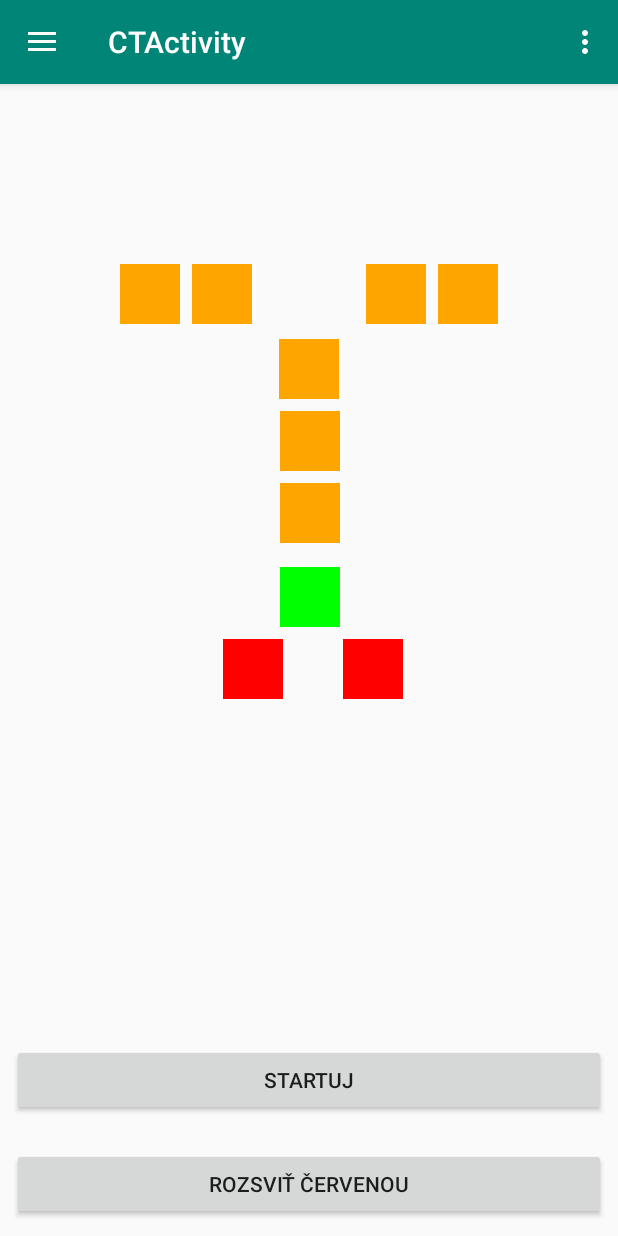
After one commit to vojtahaj/CTApplication, an Android app: the fragment CTFragment placed in its activity, on a phone screen of 412 x 824 dp. The commit adds this screen. Run offline under Robolectric (Android 15) with nearby library versions, the light colour scheme and no system bars.

Commit message:
Socket
vytvoreni socketu pro pripojeni k TCP Serveru
nefunguje prijimani ze serveru

```diff
--- a/app/build.gradle
+++ b/app/build.gradle
@@ -30,4 +30,5 @@ dependencies {
     testImplementation 'junit:junit:4.12'
     androidTestImplementation 'com.android.support.test:runner:1.0.2'
     androidTestImplementation 'com.android.support.test.espresso:espresso-core:3.0.2'
+    implementation 'org.jetbrains:annotations-java5:15.0'
 }
--- a/app/src/main/AndroidManifest.xml
+++ b/app/src/main/AndroidManifest.xml
@@ -24,6 +24,7 @@
                 <category android:name="android.intent.category.LAUNCHER" />
             </intent-filter>
         </activity>
+        <service android:name=".utils.SocketService" />
     </application>
 
 </manifest>
--- a/app/src/main/java/umte/fim/uhk/cz/ctapplication/CTActivity.java
+++ b/app/src/main/java/umte/fim/uhk/cz/ctapplication/CTActivity.java
@@ -2,34 +2,31 @@ package umte.fim.uhk.cz.ctapplication;
 
 import android.content.Intent;
 import android.os.Bundle;
+import android.support.design.widget.NavigationView;
 import android.support.v4.app.Fragment;
 import android.support.v4.app.FragmentManager;
 import android.support.v4.app.FragmentTransaction;
 import android.support.v4.view.GravityCompat;
+import android.support.v4.widget.DrawerLayout;
 import android.support.v7.app.ActionBarDrawerToggle;
-import android.view.MenuItem;
-import android.support.design.widget.NavigationView;
-import android.support.v4.widget.DrawerLayout;
-
 import android.support.v7.app.AppCompatActivity;
 import android.support.v7.widget.Toolbar;
 import android.view.Menu;
+import android.view.MenuItem;
 import android.widget.Toast;
 
 import java.io.BufferedReader;
-import java.io.IOException;
 import java.io.InputStreamReader;
-import java.net.Inet4Address;
-import java.net.InetAddress;
-import java.net.InetSocketAddress;
 import java.net.Socket;
 import java.net.SocketAddress;
 import java.util.ArrayList;
 
+import umte.fim.uhk.cz.ctapplication.fragments.CTFragment;
 import umte.fim.uhk.cz.ctapplication.fragments.MonitorFragment;
 import umte.fim.uhk.cz.ctapplication.fragments.SettingFragment;
+import umte.fim.uhk.cz.ctapplication.utils.MyMonitorLog;
+import umte.fim.uhk.cz.ctapplication.utils.SocketData;
 import umte.fim.uhk.cz.ctapplication.weather.WeatherFragment;
-import umte.fim.uhk.cz.ctapplication.utils.MyMonitorLog;
 
 public class CTActivity extends AppCompatActivity
         implements NavigationView.OnNavigationItemSelectedListener {
@@ -39,14 +36,16 @@ public class CTActivity extends AppCompatActivity
     private static InputStreamReader inputStreamReader;
     private static BufferedReader bufferedReader;
 
-    private Fragment monitorFragment, weatherFragment, settingFragment;
+    private Fragment monitorFragment, weatherFragment, settingFragment, ctFragment;
     private FragmentManager fragmentManager;
 
     public static ArrayList<MyMonitorLog> monitorLogs;
 
     String message = "";
     String IpAddress = "10.0.0.58";
+    SocketData socketData;
     int port = 1024;
+
     @Override
     protected void onCreate(Bundle savedInstanceState) {
         super.onCreate(savedInstanceState);
@@ -63,31 +62,38 @@ public class CTActivity extends AppCompatActivity
         navigationView.setNavigationItemSelectedListener(this);
 
         Intent intent = getIntent();
-        port = intent.getIntExtra("port",0);
-        IpAddress =  intent.getStringExtra("IP");
+        port = intent.getIntExtra("port", 0);
+        IpAddress = intent.getStringExtra("IP");
+
 //        System.out.println("Port z MainActivity: "+ port);
 //        System.out.println("IP z MainActivity: "+ IpAddress);
 
         monitorLogs = new ArrayList<>();
 
         fragmentManager = getSupportFragmentManager();
+        ctFragment = new CTFragment();
         weatherFragment = new WeatherFragment();
         settingFragment = new SettingFragment();
         monitorFragment = new MonitorFragment();
-//        connect();
+
+
+        connect();
     }
 
     private void connect() {
-        InetAddress address = null;
-        try {
-            address = Inet4Address.getByName(IpAddress);
-            socketAddress = new InetSocketAddress(address, 1024);
-            socket.connect(socketAddress, 5000);
-
-        } catch (IOException e) {
-            e.printStackTrace();
-            Toast.makeText(this, "nepovedlo se pripojit", Toast.LENGTH_LONG).show();
-        }
+        socketData = new SocketData(IpAddress, port);
+        new Thread(socketData).start();
+//        InetAddress address = null;
+//        try {
+//            address = Inet4Address.getByName(IpAddress);
+//            socketAddress = new InetSocketAddress(address, 1024);
+//            socket.connect(socketAddress, 5000);
+//
+//        } catch (IOException e) {
+//            e.printStackTrace();
+//            Toast.makeText(this, "nepovedlo se pripojit", Toast.LENGTH_LONG).show();
+//        }
+        Toast.makeText(this, R.string.connected, Toast.LENGTH_LONG).show();
     }
 
     @Override
@@ -127,11 +133,9 @@ public class CTActivity extends AppCompatActivity
     public boolean onNavigationItemSelected(MenuItem item) {
         // Handle navigation view item clicks here.
         int id = item.getItemId();
-
         FragmentTransaction fragmentTransaction = fragmentManager.beginTransaction();
-
         if (id == R.id.nav_home) {
-            // Handle the camera action
+            fragmentTransaction.replace(R.id.fragmentFrameLayout, ctFragment);
         } else if (id == R.id.nav_monitor) {
             fragmentTransaction.replace(R.id.fragmentFrameLayout, monitorFragment);
         } else if (id == R.id.nav_setting) {
@@ -139,7 +143,7 @@ public class CTActivity extends AppCompatActivity
         } else if (id == R.id.nav_weather) {
             fragmentTransaction.replace(R.id.fragmentFrameLayout, weatherFragment);
         }
-            fragmentTransaction.commit();
+        fragmentTransaction.commit();
         DrawerLayout drawer = findViewById(R.id.drawer_layout);
         drawer.closeDrawer(GravityCompat.START);
         return true;
--- /dev/null
+++ b/app/src/main/java/umte/fim/uhk/cz/ctapplication/fragments/CTFragment.java
@@ -0,0 +1,56 @@
+package umte.fim.uhk.cz.ctapplication.fragments;
+
+import android.os.Bundle;
+import android.support.annotation.NonNull;
+import android.support.annotation.Nullable;
+import android.support.v4.app.Fragment;
+import android.view.LayoutInflater;
+import android.view.View;
+import android.view.ViewGroup;
+import android.widget.Button;
+import android.widget.TextView;
+
+import umte.fim.uhk.cz.ctapplication.R;
+
+public class CTFragment extends Fragment implements View.OnClickListener {
+    TextView NL, NR, FR, FL, Y1, Y2, Y3, G, RL, RR;
+    Button btnRed, btnGo;
+
+    @Nullable
+    @Override
+    public View onCreateView(@NonNull LayoutInflater inflater, @Nullable ViewGroup container, @Nullable Bundle savedInstanceState) {
+        View view = inflater.inflate(R.layout.fragment_ct, container, false);
+        NL = view.findViewById(R.id.textViewNL);
+        FL = view.findViewById(R.id.textViewFL);
+        NR = view.findViewById(R.id.textViewNR);
+        FR = view.findViewById(R.id.textViewFR);
+        Y1 = view.findViewById(R.id.textViewY1);
+        Y2 = view.findViewById(R.id.textViewY2);
+        Y3 = view.findViewById(R.id.textViewY3);
+        G = view.findViewById(R.id.textViewG);
+        RL = view.findViewById(R.id.textViewRL);
+        RR = view.findViewById(R.id.textViewRR);
+
+        btnGo = view.findViewById(R.id.btn_start);
+        btnRed = view.findViewById(R.id.btn_red);
+
+        btnGo.setOnClickListener(this);
+        btnRed.setOnClickListener(this);
+
+        return view;
+    }
+
+    @Override
+    public void onClick(View view) {
+        switch (view.getId()) {
+            case R.id.btn_red:
+                System.out.println("rozsvicena cervena");
+                //send writer.send("R0\r\nR1\r\n");
+                break;
+            case R.id.btn_start:
+                System.out.println("startuji");
+                //send writer.start();
+        }
+
+    }
+}
--- /dev/null
+++ b/app/src/main/java/umte/fim/uhk/cz/ctapplication/utils/SocketData.java
@@ -0,0 +1,62 @@
+package umte.fim.uhk.cz.ctapplication.utils;
+
+import java.io.BufferedReader;
+import java.io.DataOutputStream;
+import java.io.IOException;
+import java.io.InputStreamReader;
+import java.net.Inet4Address;
+import java.net.Socket;
+import java.net.UnknownHostException;
+
+import umte.fim.uhk.cz.ctapplication.CTActivity;
+import umte.fim.uhk.cz.ctapplication.R;
+
+public class SocketData implements Runnable {
+
+    private BufferedReader inputData;
+    private DataOutputStream outputStream;
+
+    private Inet4Address serverAddress;
+    private Socket socket;
+    private int PORT;// = 1024;
+    private String ipAddress;// = "192.168.2.106";
+
+    public SocketData(String ipAddress, int port) {
+        this.ipAddress = ipAddress;
+        PORT = port;
+    }
+
+    @Override
+    public void run() {
+        try {
+            serverAddress = (Inet4Address) Inet4Address.getByName(ipAddress);
+            socket = new Socket(serverAddress, PORT);
+            if (socket.isConnected()) {
+                System.out.println("Connected");
+                outputStream = new DataOutputStream(socket.getOutputStream());
+                String s = "hello from client\r\n";
+                outputStream.writeBytes(s);
+                CTActivity.monitorLogs.add(new MyMonitorLog(s, false));
+            }
+            inputData = new BufferedReader(new InputStreamReader(socket.getInputStream()));
+
+            System.out.println(inputData.readLine());
+//            while (!Thread.currentThread().isInterrupted()) {
+//                if (inputData.ready()) {
+//                    System.out.println(inputData.readLine());
+//                    System.out.println("ctu data");
+//                    CTActivity.monitorLogs.add(new MyMonitorLog(inputData.readLine(), true));
+//                    //todo zpracuj nactena data
+//                }
+//            }
+
+        } catch (UnknownHostException e) {
+            System.out.println(R.string.connect_fail);
+            e.printStackTrace();
+        } catch (IOException e) {
+            e.printStackTrace();
+            System.out.println(R.string.connect_fail);
+        }
+
+    }
+}
--- /dev/null
+++ b/app/src/main/res/layout/fragment_ct.xml
@@ -0,0 +1,154 @@
+<?xml version="1.0" encoding="utf-8"?>
+<android.support.constraint.ConstraintLayout xmlns:android="http://schemas.android.com/apk/res/android"
+    xmlns:app="http://schemas.android.com/apk/res-auto"
+    xmlns:tools="http://schemas.android.com/tools"
+    android:layout_width="match_parent"
+    android:layout_height="match_parent">
+
+    <TextView
+        android:id="@+id/textViewFL"
+        android:layout_width="40dp"
+        android:layout_height="40dp"
+        android:layout_marginStart="80dp"
+        android:layout_marginTop="120dp"
+        android:background="@color/colorOrange"
+        app:layout_constraintStart_toStartOf="parent"
+        app:layout_constraintTop_toTopOf="parent" />
+
+    <TextView
+        android:id="@+id/textViewNL"
+        android:layout_width="40dp"
+        android:layout_height="40dp"
+        android:layout_marginStart="8dp"
+        android:layout_marginTop="120dp"
+        android:background="@color/colorOrange"
+        app:layout_constraintStart_toEndOf="@+id/textViewFL"
+        app:layout_constraintTop_toTopOf="parent" />
+
+    <TextView
+        android:id="@+id/textViewFR"
+        android:layout_width="40dp"
+        android:layout_height="40dp"
+        android:layout_marginTop="120dp"
+        android:layout_marginEnd="80dp"
+        android:background="@color/colorOrange"
+        app:layout_constraintEnd_toEndOf="parent"
+        app:layout_constraintTop_toTopOf="parent" />
+
+    <TextView
+        android:id="@+id/textViewNR"
+        android:layout_width="40dp"
+        android:layout_height="40dp"
+        android:layout_marginTop="120dp"
+        android:layout_marginEnd="8dp"
+        android:background="@color/colorOrange"
+        app:layout_constraintEnd_toStartOf="@+id/textViewFR"
+        app:layout_constraintTop_toTopOf="parent" />
+
+    <TextView
+        android:id="@+id/textViewY1"
+        android:layout_width="40dp"
+        android:layout_height="40dp"
+        android:layout_marginStart="8dp"
+        android:layout_marginTop="170dp"
+        android:layout_marginEnd="8dp"
+        android:background="@color/colorOrange"
+        app:layout_constraintEnd_toEndOf="parent"
+        app:layout_constraintStart_toStartOf="parent"
+        app:layout_constraintTop_toTopOf="parent" />
+
+    <TextView
+        android:id="@+id/textViewY2"
+        android:layout_width="40dp"
+        android:layout_height="40dp"
+        android:layout_marginStart="8dp"
+        android:layout_marginTop="8dp"
+        android:layout_marginEnd="8dp"
+        android:background="@color/colorOrange"
+        app:layout_constraintEnd_toEndOf="parent"
+        app:layout_constraintHorizontal_bias="0.501"
+        app:layout_constraintStart_toStartOf="parent"
+        app:layout_constraintTop_toBottomOf="@+id/textViewY1" />
+
+    <TextView
+        android:id="@+id/textViewY3"
+        android:layout_width="40dp"
+        android:layout_height="40dp"
+        android:layout_marginStart="8dp"
+        android:layout_marginTop="8dp"
+        android:layout_marginEnd="8dp"
+        android:background="@color/colorOrange"
+        app:layout_constraintEnd_toEndOf="parent"
+        app:layout_constraintHorizontal_bias="0.501"
+        app:layout_constraintStart_toStartOf="parent"
+        app:layout_constraintTop_toBottomOf="@+id/textViewY2" />
+
+    <TextView
+        android:id="@+id/textViewG"
+        android:layout_width="40dp"
+        android:layout_height="40dp"
+        android:layout_marginStart="8dp"
+        android:layout_marginTop="16dp"
+        android:layout_marginEnd="8dp"
+        android:background="@color/colorGreen"
+        app:layout_constraintEnd_toEndOf="parent"
+        app:layout_constraintHorizontal_bias="0.501"
+        app:layout_constraintStart_toStartOf="parent"
+        app:layout_constraintTop_toBottomOf="@+id/textViewY3" />
+
+    <TextView
+        android:id="@+id/textViewRL"
+        android:layout_width="40dp"
+        android:layout_height="40dp"
+        android:layout_marginTop="8dp"
+        android:layout_marginEnd="40dp"
+        android:background="@color/colorRed"
+        app:layout_constraintEnd_toStartOf="@+id/textViewRR"
+        app:layout_constraintTop_toBottomOf="@+id/textViewG" />
+
+    <TextView
+        android:id="@+id/textViewRR"
+        android:layout_width="40dp"
+        android:layout_height="40dp"
+        android:layout_marginStart="8dp"
+        android:layout_marginTop="8dp"
+        android:layout_marginEnd="8dp"
+        android:background="@color/colorRed"
+        app:layout_constraintEnd_toEndOf="parent"
+        app:layout_constraintHorizontal_bias="0.62"
+        app:layout_constraintStart_toStartOf="parent"
+        app:layout_constraintTop_toBottomOf="@+id/textViewG" />
+
+    <Button
+        android:id="@+id/btn_start"
+        android:layout_width="0dp"
+        android:layout_height="wrap_content"
+        android:layout_marginStart="8dp"
+        android:layout_marginTop="8dp"
+        android:layout_marginEnd="8dp"
+        android:layout_marginBottom="80dp"
+        android:text="@string/btn_go"
+        app:layout_constraintBottom_toBottomOf="parent"
+        app:layout_constraintEnd_toEndOf="parent"
+        app:layout_constraintHorizontal_bias="1.0"
+        app:layout_constraintStart_toStartOf="parent"
+        app:layout_constraintTop_toBottomOf="@+id/textViewRR"
+        app:layout_constraintVertical_bias="1.0" />
+
+    <Button
+        android:id="@+id/btn_red"
+        android:layout_width="match_parent"
+        android:layout_height="wrap_content"
+        android:layout_marginStart="8dp"
+        android:layout_marginTop="8dp"
+        android:layout_marginEnd="8dp"
+        android:layout_marginBottom="8dp"
+        android:text="@string/btn_red"
+        app:layout_constraintBottom_toBottomOf="parent"
+        app:layout_constraintEnd_toEndOf="parent"
+        app:layout_constraintHorizontal_bias="1.0"
+        app:layout_constraintStart_toStartOf="parent"
+        app:layout_constraintTop_toBottomOf="@+id/btn_start"
+        app:layout_constraintVertical_bias="0.833" />
+
+</android.support.constraint.ConstraintLayout>
--- a/app/src/main/res/values/colors.xml
+++ b/app/src/main/res/values/colors.xml
@@ -6,4 +6,5 @@
     <color name="colorOrange">#FFA500</color>
     <color name="colorGreen">#00FF00</color>
     <color name="colorBlack">#000000</color>
+    <color name="colorRed">#ff0000</color>
 </resources>
--- a/app/src/main/res/values/strings.xml
+++ b/app/src/main/res/values/strings.xml
@@ -33,6 +33,11 @@
     <string name="textView_sequence">Sekvence</string>
     <string name="radio_add">Přidává</string>
     <string name="radio_procedure">Postupuje</string>
+    <string name="res">data</string>
+    <string name="btn_go">Startuj</string>
+    <string name="btn_red">Rozsviť červenou</string>
+    <string name="connected">Připojeno</string>
+    <string name="connect_fail">Nepovedlo se připojit</string>
 
     <string-array name="CT_set_sequence">
         <item>Tma</item>
```
